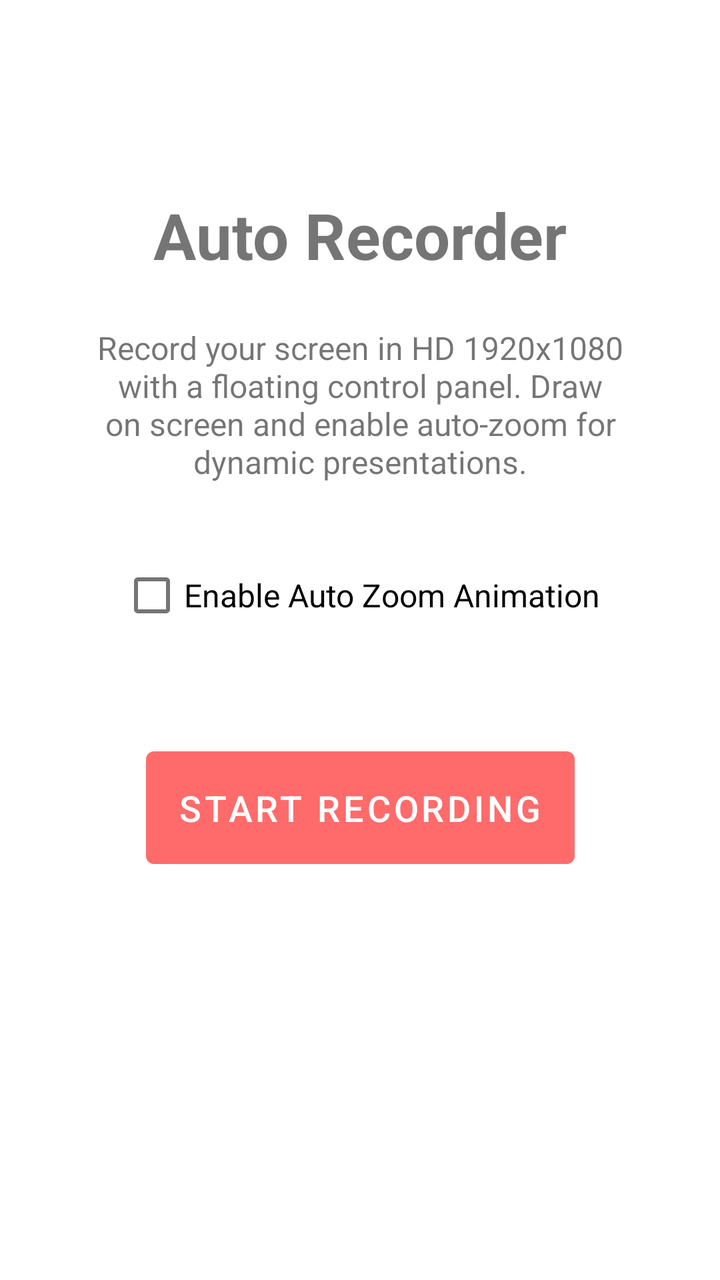
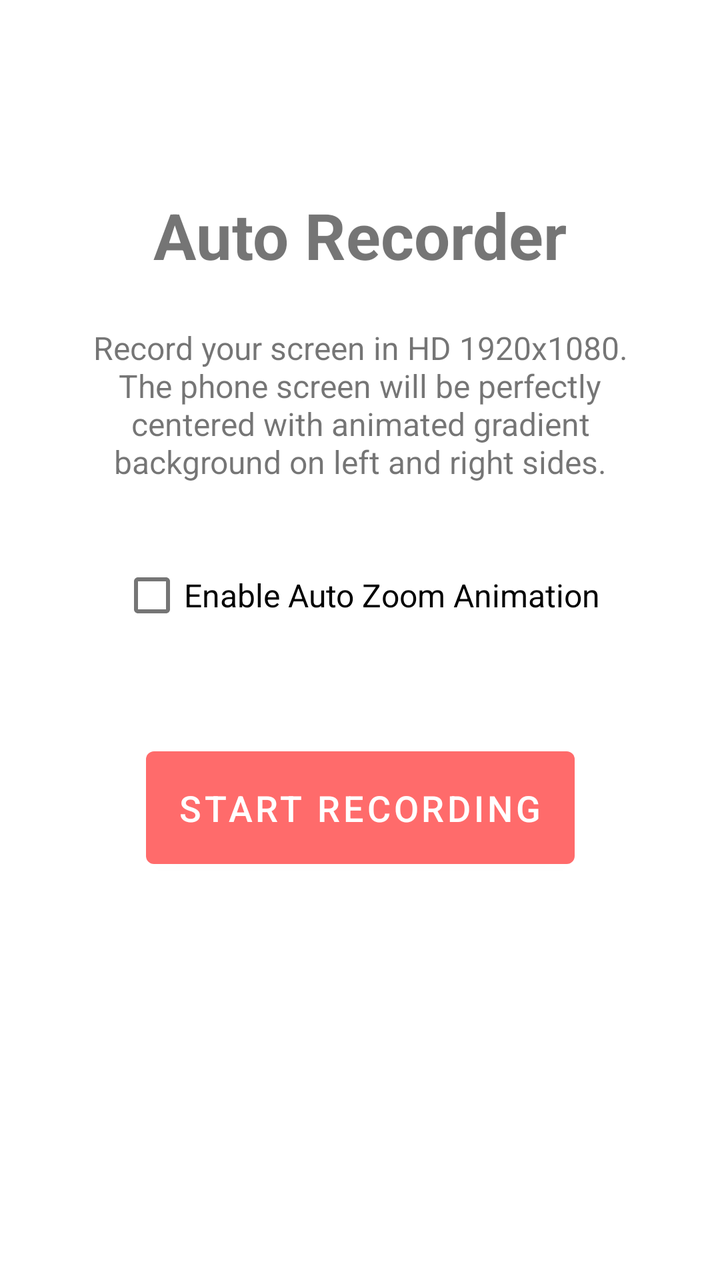

An Android layout rendered at two revisions. The XML below is the earlier revision; the diff shows what the commit changed to produce the second picture.
<!-- AndroidManifest.xml: application theme Theme.AutoRecorder -->
<!-- res/layout/activity_main.xml -->
<?xml version="1.0" encoding="utf-8"?>

<androidx.constraintlayout.widget.ConstraintLayout xmlns:android="http://schemas.android.com/apk/res/android"
    xmlns:app="http://schemas.android.com/apk/res-auto"
    android:layout_width="match_parent"
    android:layout_height="match_parent"
    android:padding="32dp">

    <TextView
        android:id="@+id/tvTitle"
        android:layout_width="wrap_content"
        android:layout_height="wrap_content"
        android:text="Auto Recorder"
        android:textSize="32sp"
        android:textStyle="bold"
        app:layout_constraintTop_toTopOf="parent"
        app:layout_constraintStart_toStartOf="parent"
        app:layout_constraintEnd_toEndOf="parent"
        android:layout_marginTop="64dp"/>

    <TextView
        android:id="@+id/tvDescription"
        android:layout_width="0dp"
        android:layout_height="wrap_content"
        android:text="Record your screen in HD 1920x1080 with a floating control panel. Draw on screen and enable auto-zoom for dynamic presentations."
        android:textSize="16sp"
        android:gravity="center"
        android:layout_marginTop="24dp"
        app:layout_constraintTop_toBottomOf="@id/tvTitle"
        app:layout_constraintStart_toStartOf="parent"
        app:layout_constraintEnd_toEndOf="parent"/>

    <CheckBox
        android:id="@+id/chkAutoZoom"
        android:layout_width="wrap_content"
        android:layout_height="wrap_content"
        android:text="Enable Auto Zoom Animation"
        android:textSize="16sp"
        android:layout_marginTop="32dp"
        app:layout_constraintTop_toBottomOf="@id/tvDescription"
        app:layout_constraintStart_toStartOf="parent"
        app:layout_constraintEnd_toEndOf="parent"/>

    <com.google.android.material.button.MaterialButton
        android:id="@+id/btnStart"
        android:layout_width="wrap_content"
        android:layout_height="wrap_content"
        android:text="Start Recording"
        android:textSize="18sp"
        android:padding="16dp"
        app:layout_constraintTop_toBottomOf="@id/chkAutoZoom"
        app:layout_constraintStart_toStartOf="parent"
        app:layout_constraintEnd_toEndOf="parent"
        android:layout_marginTop="48dp"/>

</androidx.constraintlayout.widget.ConstraintLayout>
<!-- resources referenced by this layout -->
<resources>
  <style name="Theme.AutoRecorder" parent="Theme.MaterialComponents.DayNight.DarkActionBar">
          <item name="colorPrimary">#FF6B6B</item>
          <item name="colorPrimaryVariant">#EE5A5A</item>
          <item name="colorOnPrimary">#FFFFFF</item>
          <item name="colorSecondary">#4ECDC4</item>
          <item name="colorSecondaryVariant">#45B7AA</item>
          <item name="colorOnSecondary">#000000</item>
      </style>
</resources>

<!-- the commit's change to res/layout/activity_main.xml (unified diff, before → after) -->
@@ -22,7 +22,7 @@
         android:id="@+id/tvDescription"
         android:layout_width="0dp"
         android:layout_height="wrap_content"
-        android:text="Record your screen in HD 1920x1080 with a floating control panel. Draw on screen and enable auto-zoom for dynamic presentations."
+        android:text="Record your screen in HD 1920x1080. The phone screen will be perfectly centered with animated gradient background on left and right sides."
         android:textSize="16sp"
         android:gravity="center"
         android:layout_marginTop="24dp"
